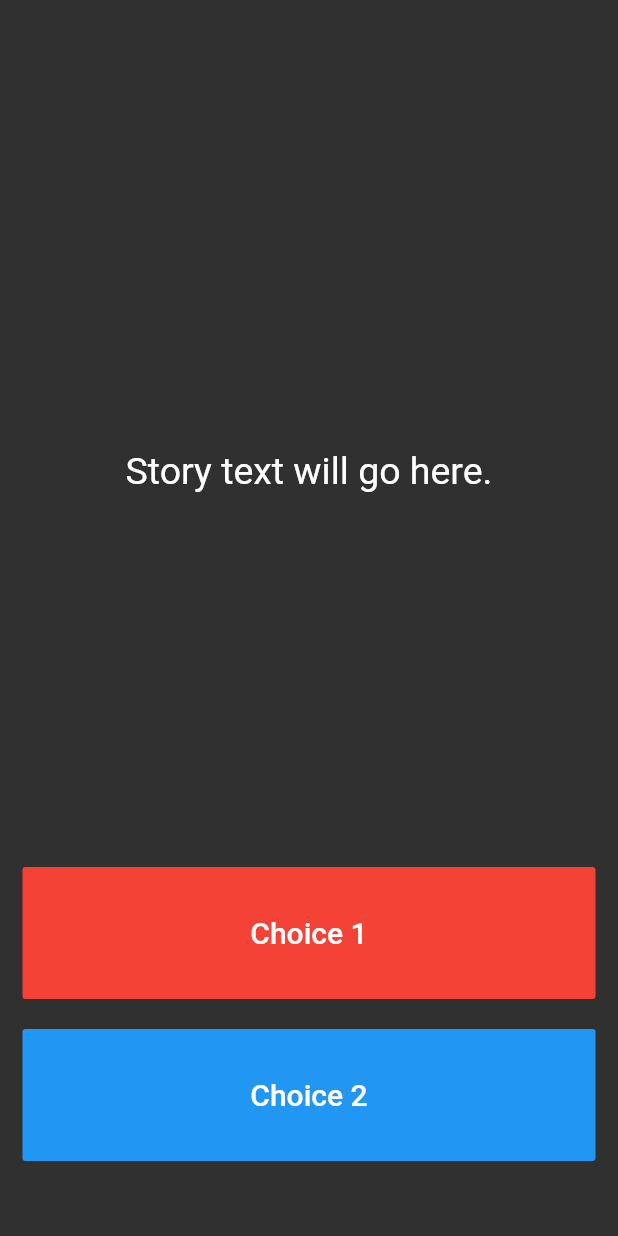
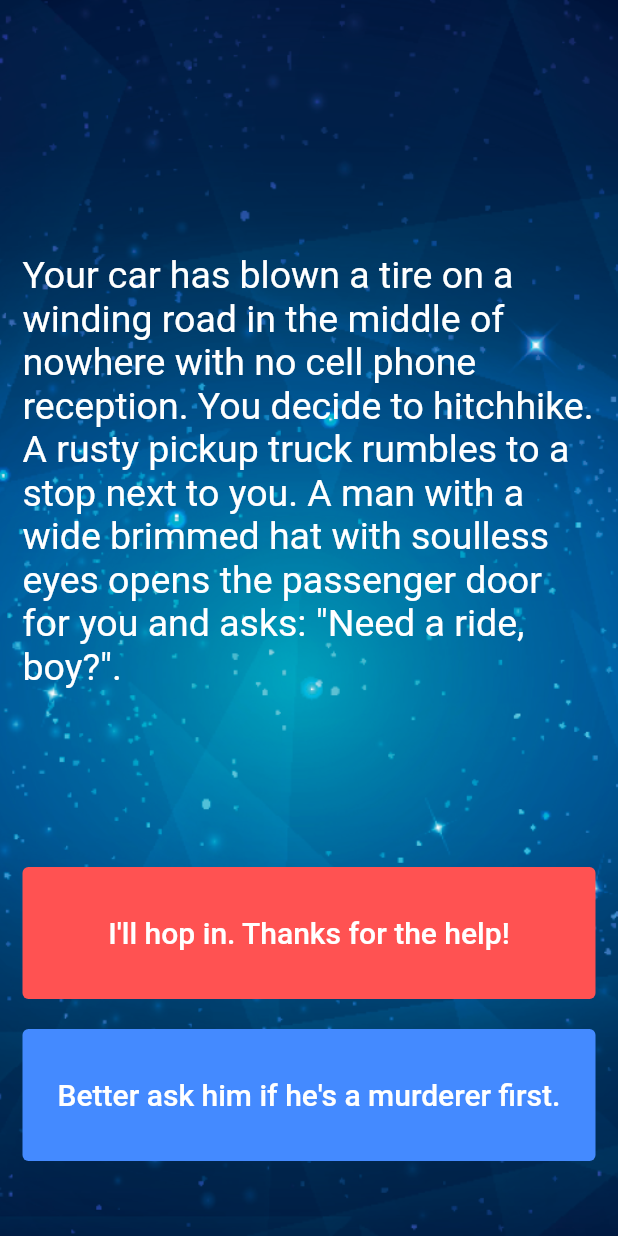
Before and after one commit to santhoshoutright/destini, a Flutter app: the screen it shows after launch, on a phone screen of 412 x 824 dp. Run offline on Flutter 3.47's test engine with Material 2 defaults, Android fonts, the phone set to English and light mode, and no system bars.

Commit message:
completed destini app challenge

```diff
--- a/lib/main.dart
+++ b/lib/main.dart
@@ -1,6 +1,5 @@
 import 'package:flutter/material.dart';
-
-//TODO: Step 15 - Run the app and see if you can see the screen update with the first story. Delete this TODO if it looks as you expected.
+import 'story_brain.dart';
 
 void main() => runApp(Destini());
 
@@ -13,7 +12,7 @@ class Destini extends StatelessWidget {
   }
 }
 
-//TODO: Step 9 - Create a new storyBrain object from the StoryBrain class.
+StoryBrain storyBrain = StoryBrain();
 
 class StoryPage extends StatefulWidget {
   _StoryPageState createState() => _StoryPageState();
@@ -24,7 +23,12 @@ class _StoryPageState extends State<StoryPage> {
   Widget build(BuildContext context) {
     return Scaffold(
       body: Container(
-        //TODO: Step 1 - Add background.png to this Container as a background image.
+        decoration: BoxDecoration(
+          image: DecorationImage(
+            image: AssetImage('images/background.png'),
+            fit: BoxFit.cover,
+          ),
+        ),
         padding: EdgeInsets.symmetric(vertical: 50.0, horizontal: 15.0),
         constraints: BoxConstraints.expand(),
         child: SafeArea(
@@ -35,8 +39,7 @@ class _StoryPageState extends State<StoryPage> {
                 flex: 12,
                 child: Center(
                   child: Text(
-                    //TODO: Step 10 - use the storyBrain to get the first story title and display it in this Text Widget.
-                    'Story text will go here.',
+                    storyBrain.getStory(),
                     style: TextStyle(
                       fontSize: 25.0,
                     ),
@@ -45,15 +48,18 @@ class _StoryPageState extends State<StoryPage> {
               ),
               Expanded(
                 flex: 2,
-                child: FlatButton(
+                child: TextButton(
+                  style: TextButton.styleFrom(
+                      primary: Colors.white, // background
+                      backgroundColor: Colors.redAccent),
                   onPressed: () {
-                    //Choice 1 made by user.
-                    //TODO: Step 18 - Call the nextStory() method from storyBrain and pass the number 1 as the choice made by the user.
+                    setState(() {
+                      storyBrain.nextStory(1);
+                    });
                   },
-                  color: Colors.red,
+                  // color: Colors.red,
                   child: Text(
-                    //TODO: Step 13 - Use the storyBrain to get the text for choice 1.
-                    'Choice 1',
+                    storyBrain.getChoice1(),
                     style: TextStyle(
                       fontSize: 20.0,
                     ),
@@ -65,19 +71,22 @@ class _StoryPageState extends State<StoryPage> {
               ),
               Expanded(
                 flex: 2,
-                //TODO: Step 26 - Use a Flutter Visibility Widget to wrap this FlatButton.
-                //TODO: Step 28 - Set the "visible" property of the Visibility Widget to equal the output from the buttonShouldBeVisible() method in the storyBrain.
-                child: FlatButton(
-                  onPressed: () {
-                    //Choice 2 made by user.
-                    //TODO: Step 19 - Call the nextStory() method from storyBrain and pass the number 2 as the choice made by the user.
-                  },
-                  color: Colors.blue,
-                  child: Text(
-                    //TODO: Step 14 - Use the storyBrain to get the text for choice 2.
-                    'Choice 2',
-                    style: TextStyle(
-                      fontSize: 20.0,
+                child: Visibility(
+                  visible: storyBrain.buttonShouldBeVisible(),
+                  child: TextButton(
+                    style: TextButton.styleFrom(
+                        primary: Colors.white, // background
+                        backgroundColor: Colors.blueAccent),
+                    onPressed: () {
+                      setState(() {
+                        storyBrain.nextStory(2);
+                      });
+                    },
+                    child: Text(
+                      storyBrain.getChoice2(),
+                      style: TextStyle(
+                        fontSize: 20.0,
+                      ),
                     ),
                   ),
                 ),
@@ -89,7 +98,3 @@ class _StoryPageState extends State<StoryPage> {
     );
   }
 }
-
-//TODO: Step 24 - Run the app and try to figure out what code you need to add to this file to make the story change when you press on the choice buttons.
-
-//TODO: Step 29 - Run the app and test it against the Story Outline to make sure you've completed all the steps. The code for the completed app can be found here: https://github.com/londonappbrewery/destini-challenge-completed/
```
Also changed, not shown: lib/story.dart (+7 -4 lines), lib/story_brain.dart (+71 -52 lines).
